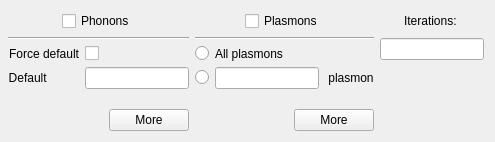
JJPPeters/clTEM, file src/gui/frames/inelasticframe.ui: the form before one commit.
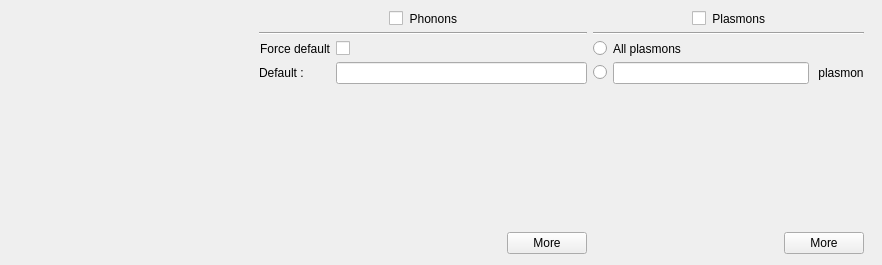
The form after the commit. Custom widgets are drawn as their Qt base class.

What changed in the file:
```diff
--- a/src/gui/frames/inelasticframe.ui
+++ b/src/gui/frames/inelasticframe.ui
@@ -6,8 +6,8 @@
    <rect>
     <x>0</x>
     <y>0</y>
-    <width>495</width>
-    <height>142</height>
+    <width>882</width>
+    <height>265</height>
    </rect>
   </property>
   <property name="sizePolicy">
@@ -25,43 +25,102 @@
   <property name="windowTitle">
    <string>Form</string>
   </property>
-  <layout class="QGridLayout" name="gridLayout" rowstretch="0,0,0,0,1,0" columnstretch="0,0,0,0,0">
+  <layout class="QGridLayout" name="gridLayout" rowstretch="0,0,0,0,0,0,0" columnstretch="0,0,0,0,0,0">
    <property name="leftMargin">
     <number>8</number>
    </property>
-   <item row="3" column="2">
-    <widget class="QRadioButton" name="rdioPlasmonSingle">
-     <property name="sizePolicy">
-      <sizepolicy hsizetype="Minimum" vsizetype="Fixed">
-       <horstretch>0</horstretch>
-       <verstretch>0</verstretch>
-      </sizepolicy>
-     </property>
-     <property name="layoutDirection">
-      <enum>Qt::RightToLeft</enum>
-     </property>
+   <item row="2" column="2">
+    <widget class="QCheckBox" name="chkPhononDefault">
      <property name="text">
       <string/>
      </property>
     </widget>
    </item>
    <item row="2" column="3">
-    <widget class="QLabel" name="label_5">
+    <widget class="QRadioButton" name="rdioPlasmonAll">
      <property name="sizePolicy">
-      <sizepolicy hsizetype="Fixed" vsizetype="Preferred">
+      <sizepolicy hsizetype="Minimum" vsizetype="Fixed">
        <horstretch>0</horstretch>
        <verstretch>0</verstretch>
       </sizepolicy>
      </property>
+     <property name="layoutDirection">
+      <enum>Qt::RightToLeft</enum>
+     </property>
      <property name="text">
-      <string>All plasmons</string>
-     </property>
-     <property name="alignment">
-      <set>Qt::AlignLeading|Qt::AlignLeft|Qt::AlignVCenter</set>
+      <string/>
      </property>
     </widget>
    </item>
-   <item row="2" column="0">
+   <item row="0" column="3" colspan="2">
+    <layout class="QHBoxLayout" name="horizontalLayout_2">
+     <item>
+      <spacer name="horizontalSpacer_2">
+       <property name="orientation">
+        <enum>Qt::Horizontal</enum>
+       </property>
+       <property name="sizeType">
+        <enum>QSizePolicy::Expanding</enum>
+       </property>
+       <property name="sizeHint" stdset="0">
+        <size>
+         <width>0</width>
+         <height>0</height>
+        </size>
+       </property>
+      </spacer>
+     </item>
+     <item>
+      <widget class="QCheckBox" name="chkPlasmon">
+       <property name="sizePolicy">
+        <sizepolicy hsizetype="Fixed" vsizetype="Fixed">
+         <horstretch>0</horstretch>
+         <verstretch>0</verstretch>
+        </sizepolicy>
+       </property>
+       <property name="layoutDirection">
+        <enum>Qt::LeftToRight</enum>
+       </property>
+       <property name="text">
+        <string/>
+       </property>
+      </widget>
+     </item>
+     <item>
+      <widget class="QLabel" name="label_10">
+       <property name="sizePolicy">
+        <sizepolicy hsizetype="Fixed" vsizetype="Preferred">
+         <horstretch>0</horstretch>
+         <verstretch>0</verstretch>
+        </sizepolicy>
+       </property>
+       <property name="text">
+        <string>Plasmons</string>
+       </property>
+       <property name="alignment">
+        <set>Qt::AlignRight|Qt::AlignTrailing|Qt::AlignVCenter</set>
+       </property>
+      </widget>
+     </item>
+     <item>
+      <spacer name="horizontalSpacer">
+       <property name="orientation">
+        <enum>Qt::Horizontal</enum>
+       </property>
+       <property name="sizeType">
+        <enum>QSizePolicy::Expanding</enum>
+       </property>
+       <property name="sizeHint" stdset="0">
+        <size>
+         <width>0</width>
+         <height>0</height>
+        </size>
+       </property>
+      </spacer>
+     </item>
+    </layout>
+   </item>
+   <item row="2" column="1">
     <widget class="QLabel" name="label_8">
      <property name="sizePolicy">
       <sizepolicy hsizetype="Fixed" vsizetype="Preferred">
@@ -77,47 +136,114 @@
      </property>
     </widget>
    </item>
-   <item row="0" column="4">
-    <widget class="QLabel" name="label_3">
+   <item row="2" column="4">
+    <widget class="QLabel" name="label_5">
      <property name="sizePolicy">
-      <sizepolicy hsizetype="Preferred" vsizetype="Preferred">
+      <sizepolicy hsizetype="Fixed" vsizetype="Preferred">
        <horstretch>0</horstretch>
        <verstretch>0</verstretch>
       </sizepolicy>
      </property>
      <property name="text">
-      <string>Iterations: </string>
+      <string>All plasmons</string>
      </property>
      <property name="alignment">
-      <set>Qt::AlignCenter</set>
+      <set>Qt::AlignLeading|Qt::AlignLeft|Qt::AlignVCenter</set>
      </property>
     </widget>
    </item>
-   <item row="5" column="0" colspan="2">
-    <layout class="QHBoxLayout" name="horizontalLayout_5">
-     <item>
-      <spacer name="horizontalSpacer_6">
-       <property name="orientation">
-        <enum>Qt::Horizontal</enum>
-       </property>
-       <property name="sizeHint" stdset="0">
-        <size>
-         <width>0</width>
-         <height>0</height>
-        </size>
-       </property>
-      </spacer>
-     </item>
-     <item>
-      <widget class="QPushButton" name="btnPhononMore">
-       <property name="text">
-        <string>More</string>
-       </property>
-      </widget>
-     </item>
-    </layout>
+   <item row="1" column="3" colspan="2">
+    <widget class="Line" name="line_2">
+     <property name="orientation">
+      <enum>Qt::Horizontal</enum>
+     </property>
+    </widget>
    </item>
    <item row="3" column="3">
+    <widget class="QRadioButton" name="rdioPlasmonSingle">
+     <property name="sizePolicy">
+      <sizepolicy hsizetype="Minimum" vsizetype="Fixed">
+       <horstretch>0</horstretch>
+       <verstretch>0</verstretch>
+      </sizepolicy>
+     </property>
+     <property name="layoutDirection">
+      <enum>Qt::RightToLeft</enum>
+     </property>
+     <property name="text">
+      <string/>
+     </property>
+    </widget>
+   </item>
+   <item row="0" column="1" colspan="2">
+    <layout class="QHBoxLayout" name="horizontalLayout_3">
+     <item>
+      <spacer name="horizontalSpacer_4">
+       <property name="orientation">
+        <enum>Qt::Horizontal</enum>
+       </property>
+       <property name="sizeType">
+        <enum>QSizePolicy::Expanding</enum>
+       </property>
+       <property name="sizeHint" stdset="0">
+        <size>
+         <width>0</width>
+         <height>0</height>
+        </size>
+       </property>
+      </spacer>
+     </item>
+     <item>
+      <widget class="QCheckBox" name="chkPhonon">
+       <property name="sizePolicy">
+        <sizepolicy hsizetype="Fixed" vsizetype="Fixed">
+         <horstretch>0</horstretch>
+         <verstretch>0</verstretch>
+        </sizepolicy>
+       </property>
+       <property name="layoutDirection">
+        <enum>Qt::LeftToRight</enum>
+       </property>
+       <property name="text">
+        <string/>
+       </property>
+      </widget>
+     </item>
+     <item>
+      <widget class="QLabel" name="label_9">
+       <property name="sizePolicy">
+        <sizepolicy hsizetype="Fixed" vsizetype="Preferred">
+         <horstretch>0</horstretch>
+         <verstretch>0</verstretch>
+        </sizepolicy>
+       </property>
+       <property name="text">
+        <string>Phonons</string>
+       </property>
+       <property name="alignment">
+        <set>Qt::AlignRight|Qt::AlignTrailing|Qt::AlignVCenter</set>
+       </property>
+      </widget>
+     </item>
+     <item>
+      <spacer name="horizontalSpacer_3">
+       <property name="orientation">
+        <enum>Qt::Horizontal</enum>
+       </property>
+       <property name="sizeType">
+        <enum>QSizePolicy::Expanding</enum>
+       </property>
+       <property name="sizeHint" stdset="0">
+        <size>
+         <width>0</width>
+         <height>0</height>
+        </size>
+       </property>
+      </spacer>
+     </item>
+    </layout>
+   </item>
+   <item row="3" column="4">
     <layout class="QHBoxLayout" name="horizontalLayout_4">
      <item>
       <widget class="NthUnitsBox" name="edtPlasmonSingle">
@@ -156,7 +282,30 @@
      </item>
     </layout>
    </item>
-   <item row="3" column="0">
+   <item row="1" column="1" colspan="2">
+    <widget class="Line" name="line">
+     <property name="orientation">
+      <enum>Qt::Horizontal</enum>
+     </property>
+    </widget>
+   </item>
+   <item row="2" column="0">
+    <spacer name="horizontalSpacer_7">
+     <property name="orientation">
+      <enum>Qt::Horizontal</enum>
+     </property>
+     <property name="sizeType">
+      <enum>QSizePolicy::Expanding</enum>
+     </property>
+     <property name="sizeHint" stdset="0">
+      <size>
+       <width>0</width>
+       <height>0</height>
+      </size>
+     </property>
+    </spacer>
+   </item>
+   <item row="3" column="1">
     <widget class="QLabel" name="label_4">
      <property name="sizePolicy">
       <sizepolicy hsizetype="Fixed" vsizetype="Preferred">
@@ -165,89 +314,14 @@
       </sizepolicy>
      </property>
      <property name="text">
-      <string>Default &lt;u2&gt;</string>
+      <string>Default &lt;u²&gt;: </string>
      </property>
      <property name="alignment">
       <set>Qt::AlignRight|Qt::AlignTrailing|Qt::AlignVCenter</set>
      </property>
     </widget>
    </item>
-   <item row="2" column="2">
-    <widget class="QRadioButton" name="rdioPlasmonAll">
-     <property name="sizePolicy">
-      <sizepolicy hsizetype="Minimum" vsizetype="Fixed">
-       <horstretch>0</horstretch>
-       <verstretch>0</verstretch>
-      </sizepolicy>
-     </property>
-     <property name="layoutDirection">
-      <enum>Qt::RightToLeft</enum>
-     </property>
-     <property name="text">
-      <string/>
-     </property>
-    </widget>
-   </item>
-   <item row="0" column="2" colspan="2">
-    <layout class="QHBoxLayout" name="horizontalLayout_2">
-     <item>
-      <spacer name="horizontalSpacer_2">
-       <property name="orientation">
-        <enum>Qt::Horizontal</enum>
-       </property>
-       <property name="sizeType">
-        <enum>QSizePolicy::Ignored</enum>
-       </property>
-       <property name="sizeHint" stdset="0">
-        <size>
-         <width>0</width>
-         <height>0</height>
-        </size>
-       </property>
-      </spacer>
-     </item>
-     <item>
-      <widget class="QCheckBox" name="chkPlasmon">
-       <property name="sizePolicy">
-        <sizepolicy hsizetype="Fixed" vsizetype="Fixed">
-         <horstretch>0</horstretch>
-         <verstretch>0</verstretch>
-        </sizepolicy>
-       </property>
-       <property name="layoutDirection">
-        <enum>Qt::LeftToRight</enum>
-       </property>
-       <property name="text">
-        <string>Plasmons</string>
-       </property>
-      </widget>
-     </item>
-     <item>
-      <spacer name="horizontalSpacer">
-       <property name="orientation">
-        <enum>Qt::Horizontal</enum>
-       </property>
-       <property name="sizeType">
-        <enum>QSizePolicy::Ignored</enum>
-       </property>
-       <property name="sizeHint" stdset="0">
-        <size>
-         <width>0</width>
-         <height>0</height>
-        </size>
-       </property>
-      </spacer>
-     </item>
-    </layout>
-   </item>
-   <item row="2" column="1">
-    <widget class="QCheckBox" name="chkPhononDefault">
-     <property name="text">
-      <string/>
-     </property>
-    </widget>
-   </item>
-   <item row="4" column="3">
+   <item row="5" column="4">
     <spacer name="verticalSpacer">
      <property name="orientation">
       <enum>Qt::Vertical</enum>
@@ -260,59 +334,7 @@
      </property>
     </spacer>
    </item>
-   <item row="0" column="0" colspan="2">
-    <layout class="QHBoxLayout" name="horizontalLayout_3">
-     <item>
-      <spacer name="horizontalSpacer_4">
-       <property name="orientation">
-        <enum>Qt::Horizontal</enum>
-       </property>
-       <property name="sizeType">
-        <enum>QSizePolicy::Ignored</enum>
-       </property>
-       <property name="sizeHint" stdset="0">
-        <size>
-         <width>0</width>
-         <height>0</height>
-        </size>
-       </property>
-      </spacer>
-     </item>
-     <item>
-      <widget class="QCheckBox" name="chkPhonon">
-       <property name="sizePolicy">
-        <sizepolicy hsizetype="Fixed" vsizetype="Fixed">
-         <horstretch>0</horstretch>
-         <verstretch>0</verstretch>
-        </sizepolicy>
-       </property>
-       <property name="layoutDirection">
-        <enum>Qt::LeftToRight</enum>
-       </property>
-       <property name="text">
-        <string>Phonons</string>
-       </property>
-      </widget>
-     </item>
-     <item>
-      <spacer name="horizontalSpacer_3">
-       <property name="orientation">
-        <enum>Qt::Horizontal</enum>
-       </property>
-       <property name="sizeType">
-        <enum>QSizePolicy::Ignored</enum>
-       </property>
-       <property name="sizeHint" stdset="0">
-        <size>
-         <width>0</width>
-         <height>0</height>
-        </size>
-       </property>
-      </spacer>
-     </item>
-    </layout>
-   </item>
-   <item row="3" column="1">
+   <item row="3" column="2">
     <widget class="EditUnitsBox" name="edtPhononDefault">
      <property name="minimumSize">
       <size>
@@ -331,43 +353,14 @@
      </property>
     </widget>
    </item>
-   <item row="1" column="0" colspan="2">
-    <widget class="Line" name="line">
+   <item row="3" column="5">
+    <spacer name="horizontalSpacer_8">
      <property name="orientation">
       <enum>Qt::Horizontal</enum>
      </property>
-    </widget>
+    </spacer>
    </item>
-   <item row="1" column="2" colspan="2">
-    <widget class="Line" name="line_2">
-     <property name="orientation">
-      <enum>Qt::Horizontal</enum>
-     </property>
-    </widget>
-   </item>
-   <item row="1" column="4" rowspan="2">
-    <widget class="EditUnitsBox" name="edtIterations">
-     <property name="minimumSize">
-      <size>
-       <width>0</width>
-       <height>0</height>
-      </size>
-     </property>
-     <property name="maximumSize">
-      <size>
-       <width>16777215</width>
-       <height>16777215</height>
-      </size>
-     </property>
-     <property name="text">
-      <string/>
-     </property>
-     <property name="alignment">
-      <set>Qt::AlignLeading|Qt::AlignLeft|Qt::AlignVCenter</set>
-     </property>
-    </widget>
-   </item>
-   <item row="5" column="2" colspan="2">
+   <item row="6" column="3" colspan="2">
     <layout class="QHBoxLayout" name="horizontalLayout">
      <item>
       <spacer name="horizontalSpacer_5">
@@ -391,6 +384,30 @@
      </item>
     </layout>
    </item>
+   <item row="6" column="1" colspan="2">
+    <layout class="QHBoxLayout" name="horizontalLayout_5">
+     <item>
+      <spacer name="horizontalSpacer_6">
+       <property name="orientation">
+        <enum>Qt::Horizontal</enum>
+       </property>
+       <property name="sizeHint" stdset="0">
+        <size>
+         <width>0</width>
+         <height>0</height>
+        </size>
+       </property>
+      </spacer>
+     </item>
+     <item>
+      <widget class="QPushButton" name="btnPhononMore">
+       <property name="text">
+        <string>More</string>
+       </property>
+      </widget>
+     </item>
+    </layout>
+   </item>
   </layout>
  </widget>
  <customwidgets>
```
Left out of the diff: 1 changed line with no effect on the pictures.
